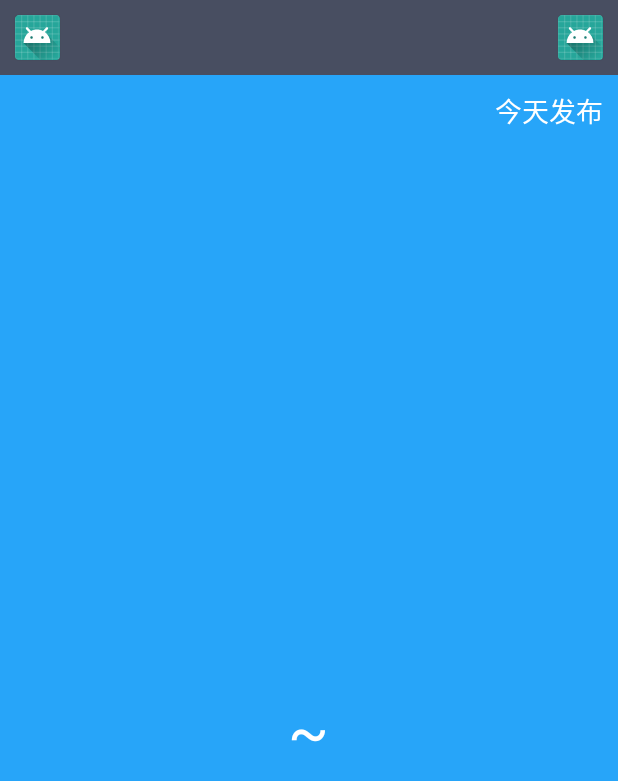
After one commit to Zjinhui/weather, an Android app: the WeatherActivity screen opened directly, with no data from a screen before it, on a phone screen of 412 x 824 dp. The commit adds this screen. Shown: the top 781 px of the screen. Run offline under Robolectric (Android 15) with nearby library versions, the phone set to English and light mode, and no system bars.

Commit message:
加入显示天气信息的功能。

```diff
--- a/app/src/main/AndroidManifest.xml
+++ b/app/src/main/AndroidManifest.xml
@@ -17,6 +17,9 @@
                 <category android:name="android.intent.category.LAUNCHER" />
             </intent-filter>
         </activity>
+        <activity android:name=".activity.WeatherActivity"
+            android:label="@string/app_name">
+        </activity>
     </application>
 
 </manifest>
--- /dev/null
+++ b/app/src/main/java/com/huiview/weather/activity/WeatherActivity.java
@@ -0,0 +1,174 @@
+package com.huiview.weather.activity;
+
+import android.app.Activity;
+import android.content.Intent;
+import android.content.SharedPreferences;
+import android.os.Bundle;
+import android.preference.PreferenceManager;
+import android.support.annotation.Nullable;
+import android.text.TextUtils;
+import android.util.Log;
+import android.view.View;
+import android.view.Window;
+import android.widget.Button;
+import android.widget.LinearLayout;
+import android.widget.TextView;
+
+import com.huiview.weather.R;
+import com.huiview.weather.util.HttpCallbackListener;
+import com.huiview.weather.util.HttpUtil;
+import com.huiview.weather.util.Utility;
+
+import org.json.JSONTokener;
+
+public class WeatherActivity extends Activity implements View.OnClickListener {
+    private LinearLayout weatherInfoLayout;
+    //用于显示城市名
+    private TextView cityNameText;
+    //用于发布时间
+    private TextView publishText;
+    //用于显示天气描述信息
+    private TextView weatherDespText;
+    //用于显示气温1
+    private TextView temp1Text;
+    //用于显示气温2
+    private TextView temp2Text;
+    //用于显示当前日期
+    private TextView currentDateText;
+    //切换城市按钮
+    private Button switchCity;
+    //更新天气按钮
+    private Button refreshWeather;
+
+    @Override
+    protected void onCreate(@Nullable Bundle savedInstanceState) {
+        super.onCreate(savedInstanceState);
+        requestWindowFeature(Window.FEATURE_NO_TITLE);
+        setContentView(R.layout.weather_layout);
+        //初始化各控件
+        weatherInfoLayout = findViewById(R.id.weather_info_layout);
+        cityNameText = findViewById(R.id.city_name);
+        publishText = findViewById(R.id.publish_text);
+        weatherDespText =findViewById(R.id.weather_desp);
+        temp1Text = findViewById(R.id.temp1);
+        temp2Text = findViewById(R.id.temp2);
+        currentDateText = findViewById(R.id.current_date);
+        switchCity = findViewById(R.id.switch_city);
+        refreshWeather = findViewById(R.id.refresh_weather);
+        String countyCode = getIntent().getStringExtra("county_code");
+        if (!TextUtils.isEmpty(countyCode)){
+            //有县级代号时就去查询天气
+            publishText.setText("同步中...");
+            weatherInfoLayout.setVisibility(View.INVISIBLE);
+            cityNameText.setVisibility(View.INVISIBLE);
+            queryWeatherCode(countyCode);
+        }else{
+            //没有县级代号时就直接显示本地天气
+            showWeather();
+        }
+        switchCity.setOnClickListener(this);
+        refreshWeather.setOnClickListener(this);
+    }
+
+    @Override
+    public void onClick(View v) {
+
+        switch(v.getId()){
+            case R.id.switch_city:
+                Intent intent =new Intent(this,ChooseAreaActivity.class);
+                intent.putExtra("from_weather_activity",true);
+                startActivity(intent);
+                finish();
+                break;
+            case R.id.refresh_weather:
+                publishText.setText("同步中...");
+                SharedPreferences prefs = PreferenceManager.getDefaultSharedPreferences(this);
+                System.out.println(prefs);
+                String weatherCode = prefs.getString("weather_code","");
+                if (!TextUtils.isEmpty(weatherCode)){
+                    queryWeatherInfo(weatherCode);
+                }
+                break;
+                default:
+                    break;
+        }
+    }
+
+    /**
+     * 查询天气代号所对应的天气
+     * @param weatherCode
+     */
+    private void queryWeatherInfo(String weatherCode) {
+        String address = "http://www.weather.com.cn/data/cityinfo/"+weatherCode+".html";
+        queryFromServer(address,"weatherCode");
+    }
+
+
+    /**
+     * 查询县级代号所对应的的天气代号
+     * @param countyCode
+     */
+    private void queryWeatherCode(String countyCode) {
+        String address = "http://www.weather.com.cn/data/list3/city"+countyCode+".xml";
+        queryFromServer(address,"countyCode");
+
+    }
+
+    /**
+     * 根据传入的地址和类型去向服务器查询天气代号或者天气信息
+     * @param address
+     * @param type
+     */
+    private void queryFromServer(final String address, final String type) {
+        HttpUtil.sendHttpRequest(address, new HttpCallbackListener() {
+            @Override
+            public void onFinish(final String response) {
+                if("countyCode".equals(type)){
+                    if(!TextUtils.isEmpty(response)){
+                        //从服务器返回的数据解析出天气代号
+                        String[] array = response.split("\\|");
+                        if(array != null && array.length == 2){
+                            String weatherCode = array[1];
+                            queryWeatherInfo(weatherCode);
+                        }
+                    }
+                }else if ("weatherCode".equals(type)){
+                    //处理服务器返回的天气信息
+                    Utility.handleWeatherResponse(WeatherActivity.this, response);
+                    runOnUiThread(new Runnable() {
+                        @Override
+                        public void run() {
+                            showWeather();
+                        }
+                    });
+                }
+            }
+
+            @Override
+            public void onError(Exception e) {
+
+                runOnUiThread(new Runnable() {
+                    @Override
+                    public void run() {
+                        publishText.setText("同步失败");
+                    }
+                });
+            }
+        });
+    }
+
+    /**
+     *从SharedPreferences文件中读取存储的天气信息，并显示到界面上
+     */
+    private void showWeather() {
+        SharedPreferences prefs = PreferenceManager.getDefaultSharedPreferences(this);
+        cityNameText.setText(prefs.getString("city_name",""));
+        temp1Text.setText(prefs.getString("temp1",""));
+        temp2Text.setText(prefs.getString("temp2",""));
+        weatherDespText.setText(prefs.getString("weather_desp",""));
+        publishText.setText("今天"+prefs.getString("publish_time","")+"发布");
+        currentDateText.setText(prefs.getString("current_date",""));
+        weatherInfoLayout.setVisibility(View.VISIBLE);
+        cityNameText.setVisibility(View.VISIBLE);
+    }
+}
--- a/app/src/main/java/com/huiview/weather/db/WeatherDB.java
+++ b/app/src/main/java/com/huiview/weather/db/WeatherDB.java
@@ -21,7 +21,7 @@ public class WeatherDB {
     /**
      * 数据库版本
      */
-    public  static final int VERSION = 1;
+    public  static final int VERSION = 2;
     private static WeatherDB weatherDB;
     private SQLiteDatabase db;
 
@@ -92,11 +92,11 @@ public class WeatherDB {
         if(cursor.moveToFirst()){
             do{
                 City city = new City();
-                city.setId(cursor.getInt(cursor.getColumnIndex("city_name")));
+                city.setId(cursor.getInt(cursor.getColumnIndex("id")));
                 city.setCityName(cursor.getString(cursor.getColumnIndex("city_name")));
                 city.setCityCode(cursor.getString(cursor.getColumnIndex("city_code")));
+                city.setProvinceId(provinceId);
                 list.add(city);
-
             }while (cursor.moveToNext());
         }
         return list;
--- a/app/src/main/java/com/huiview/weather/util/HttpUtil.java
+++ b/app/src/main/java/com/huiview/weather/util/HttpUtil.java
@@ -4,7 +4,6 @@ import java.io.BufferedReader;
 import java.io.InputStream;
 import java.io.InputStreamReader;
 import java.net.HttpURLConnection;
-import java.net.MalformedURLException;
 import java.net.URL;
 
 public class HttpUtil {
@@ -31,8 +30,10 @@ public class HttpUtil {
                         listener.onFinish(response.toString());
                     }
                 } catch (Exception e) {
+                    if (listener != null){
                    //回调OnError()方法
                     listener.onError(e);
+                    }
                 }finally {
                     if(connection != null){
                         connection.disconnect();
--- /dev/null
+++ b/app/src/main/res/layout/weather_layout.xml
@@ -0,0 +1,100 @@
+<?xml version="1.0" encoding="utf-8"?>
+<LinearLayout xmlns:android="http://schemas.android.com/apk/res/android"
+    android:layout_width="match_parent"
+    android:layout_height="match_parent"
+    android:orientation="vertical">
+    <RelativeLayout
+        android:layout_width="match_parent"
+        android:layout_height="50dp"
+        android:background="#484E61">
+        <Button
+            android:id="@+id/switch_city"
+            android:layout_width="30dp"
+            android:layout_height="30dp"
+            android:layout_centerVertical="true"
+            android:layout_marginLeft="10dp"
+            android:background="@mipmap/ic_launcher"/>
+
+        <TextView
+            android:id="@+id/city_name"
+            android:layout_width="wrap_content"
+            android:layout_height="wrap_content"
+            android:layout_centerInParent="true"
+            android:textColor="#fff"
+            android:textSize="24sp" />
+        <Button
+            android:id="@+id/refresh_weather"
+            android:layout_width="30dp"
+            android:layout_height="30dp"
+            android:layout_alignParentRight="true"
+            android:layout_centerVertical="true"
+            android:layout_marginRight="10dp"
+            android:background="@mipmap/ic_launcher"/>
+    </RelativeLayout>
+    <RelativeLayout
+        android:layout_width="match_parent"
+        android:layout_height="0dp"
+        android:layout_weight="1"
+        android:background="#27A5F9">
+        <TextView
+            android:id="@+id/publish_text"
+            android:layout_width="wrap_content"
+            android:layout_height="wrap_content"
+            android:layout_alignParentRight="true"
+            android:layout_marginTop="10dp"
+            android:layout_marginRight="10dp"
+            android:textColor="#FFF"
+            android:textSize="18sp"/>
+        <LinearLayout
+            android:id="@+id/weather_info_layout"
+            android:layout_width="wrap_content"
+            android:layout_height="wrap_content"
+            android:layout_centerInParent="true"
+            android:orientation="vertical">
+            <TextView
+                android:id="@+id/current_date"
+                android:layout_width="wrap_content"
+                android:layout_height="40dp"
+                android:gravity="center"
+                android:textColor="#FFF"
+                android:textSize="18sp"/>
+            <TextView
+                android:id="@+id/weather_desp"
+                android:layout_width="wrap_content"
+                android:layout_height="60dp"
+                android:layout_gravity="center_horizontal"
+                android:gravity="center"
+                android:textColor="#FFF"
+                android:textSize="40sp"/>
+            <LinearLayout
+                android:layout_width="wrap_content"
+                android:layout_height="60dp"
+                android:layout_gravity="center_horizontal"
+                android:orientation="horizontal">
+                <TextView
+                    android:id="@+id/temp1"
+                    android:layout_width="wrap_content"
+                    android:layout_height="wrap_content"
+                    android:layout_gravity="center_vertical"
+                    android:textColor="#FFF"
+                    android:textSize="40sp"/>
+                <TextView
+                    android:layout_width="wrap_content"
+                    android:layout_height="wrap_content"
+                    android:layout_gravity="center_vertical"
+                    android:layout_marginRight="10dp"
+                    android:layout_marginLeft="10dp"
+                    android:text="~"
+                    android:textColor="#FFF"
+                    android:textSize="40sp"/>
+                <TextView
+                    android:id="@+id/temp2"
+                    android:layout_width="wrap_content"
+                    android:layout_height="wrap_content"
+                    android:layout_gravity="center_vertical"
+                    android:textColor="#FFF"
+                    android:textSize="40sp"/>
+            </LinearLayout>
+        </LinearLayout>
+    </RelativeLayout>
+</LinearLayout>
```
Also changed, not shown: app/src/main/java/com/huiview/weather/activity/ChooseAreaActivity.java (+19 -4 lines), app/src/main/java/com/huiview/weather/db/WeatherOpenHelper.java (+18 -8 lines), app/src/main/java/com/huiview/weather/util/Utility.java (+59 -1 lines).
